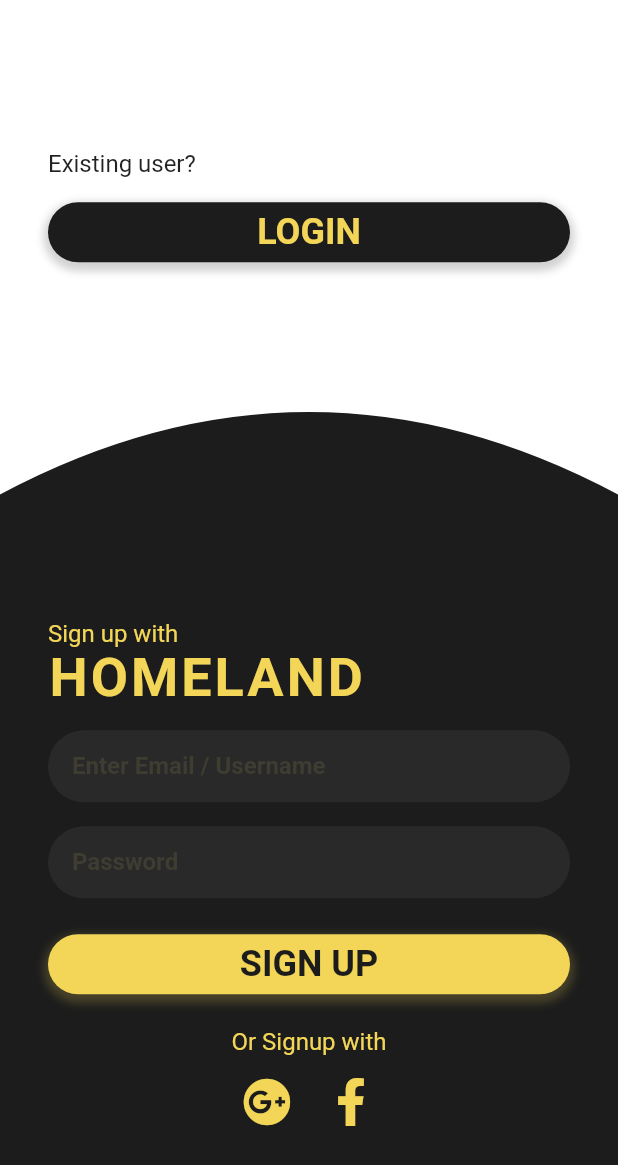
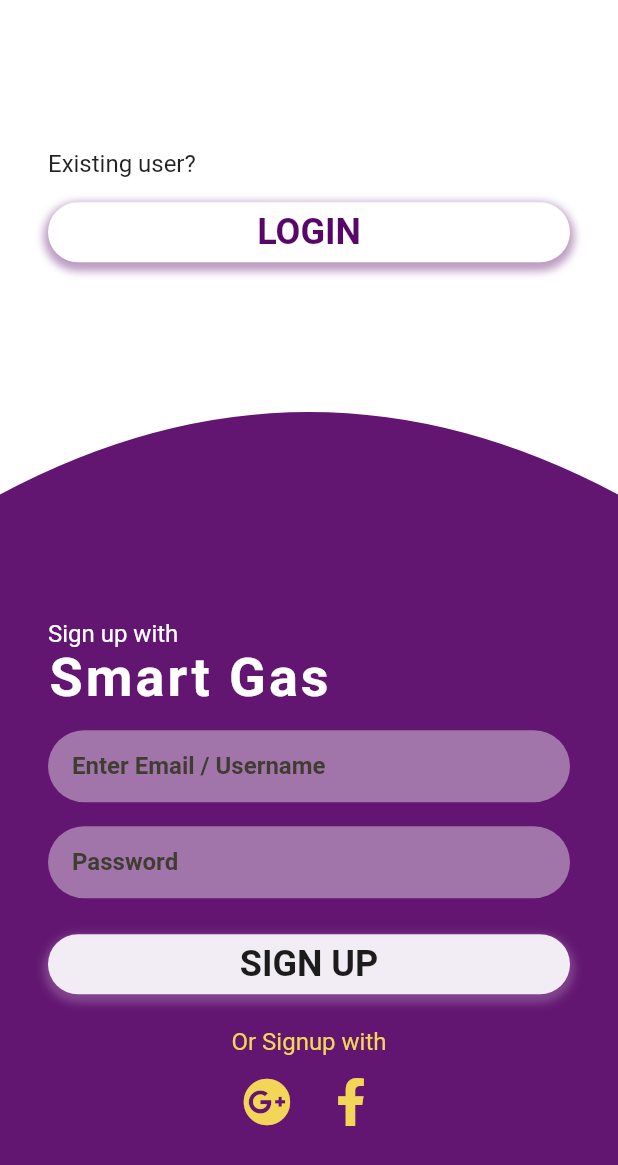
Before and after one commit to Compzool/SmartGas, a Flutter app: the HomePage screen opened by its route, after a tap on "OR", on a phone screen of 412 x 824 dp. Shown: the top 1165 px of the screen. Run offline on Flutter 3.47's test engine with Material 2 defaults, Android fonts, the phone set to English and light mode, and no system bars; our stand-ins replace firebase_auth, firebase_core, flutter_spinkit, fluttericon, get, google_fonts; accounts and stored records are empty; network calls fail.

Commit message:
edit of home page by tamer mingle

```diff
--- a/lib/main.dart
+++ b/lib/main.dart
@@ -5,7 +5,7 @@ import 'package:smartgas/controllers/authentication_controller.dart';
 import 'package:smartgas/pages/home_page.dart';
 import 'package:smartgas/pages/welcome_page.dart';
 
-void main() async{
+void main() async {
   WidgetsFlutterBinding.ensureInitialized();
   await Firebase.initializeApp().then((value) => Get.put(AuthController()));
   runApp(const MyApp());
@@ -23,7 +23,7 @@ class MyApp extends StatelessWidget {
       initialRoute: '/',
       getPages: [
         GetPage(name: '/', page: () => WelcomePage()),
-        GetPage(name: '/home_page', page: ()=> HomePage())
+        GetPage(name: '/home_page', page: () => HomePage())
       ],
     );
   }
--- a/lib/pages/home_page.dart
+++ b/lib/pages/home_page.dart
@@ -11,19 +11,18 @@ class HomePage extends StatefulWidget {
 }
 
 class _HomePageState extends State<HomePage> {
-
   bool login = true;
 
   @override
   Widget build(BuildContext context) {
     return Scaffold(
-      backgroundColor: Color(0xFF1C1C1C),
+      //backgroundColor: Color.fromARGB(255, 28, 28, 28),
+      backgroundColor: Color.fromARGB(239, 88, 6, 104),
       body: SingleChildScrollView(
         child: Column(
           crossAxisAlignment: CrossAxisAlignment.stretch,
           mainAxisAlignment: MainAxisAlignment.center,
           children: <Widget>[
-
             GestureDetector(
               onTap: () {
                 setState(() {
@@ -33,7 +32,9 @@ class _HomePageState extends State<HomePage> {
               child: AnimatedContainer(
                 duration: Duration(milliseconds: 500),
                 curve: Curves.ease,
-                height: login ? MediaQuery.of(context).size.height * 0.6 : MediaQuery.of(context).size.height * 0.4,
+                height: login
+                    ? MediaQuery.of(context).size.height * 0.6
+                    : MediaQuery.of(context).size.height * 0.4,
                 child: CustomPaint(
                   painter: CurvePainter(login),
                   child: Container(
@@ -41,10 +42,9 @@ class _HomePageState extends State<HomePage> {
                     child: Center(
                       child: SingleChildScrollView(
                         child: Padding(
-                          padding: EdgeInsets.symmetric(horizontal: 32, vertical: 16),
-                          child: login
-                          ? Login()
-                          : LoginOption(),
+                          padding: EdgeInsets.symmetric(
+                              horizontal: 32, vertical: 16),
+                          child: login ? Login() : LoginOption(),
                         ),
                       ),
                     ),
@@ -52,7 +52,6 @@ class _HomePageState extends State<HomePage> {
                 ),
               ),
             ),
-
             GestureDetector(
               onTap: () {
                 setState(() {
@@ -62,24 +61,23 @@ class _HomePageState extends State<HomePage> {
               child: AnimatedContainer(
                 duration: Duration(milliseconds: 500),
                 curve: Curves.ease,
-                height: login ? MediaQuery.of(context).size.height * 0.4 : MediaQuery.of(context).size.height * 0.6,
+                height: login
+                    ? MediaQuery.of(context).size.height * 0.4
+                    : MediaQuery.of(context).size.height * 0.6,
                 child: Container(
                     color: Colors.transparent,
                     padding: EdgeInsets.only(top: login ? 55 : 0),
                     child: Center(
                       child: SingleChildScrollView(
                         child: Padding(
-                        padding: EdgeInsets.symmetric(horizontal: 32, vertical: 16),
-                        child: !login
-                        ? SignUp()
-                        : SignUpOption(),
+                          padding: EdgeInsets.symmetric(
+                              horizontal: 32, vertical: 16),
+                          child: !login ? SignUp() : SignUpOption(),
                         ),
                       ),
-                  )
+                    )),
               ),
             ),
-            ),
-
           ],
         ),
       ),
@@ -88,7 +86,6 @@ class _HomePageState extends State<HomePage> {
 }
 
 class CurvePainter extends CustomPainter {
-
   bool outterCurve;
 
   CurvePainter(this.outterCurve);
@@ -102,7 +99,11 @@ class CurvePainter extends CustomPainter {
     Path path = Path();
     path.moveTo(0, 0);
     path.lineTo(0, size.height);
-    path.quadraticBezierTo(size.width * 0.5, outterCurve ? size.height + 110 : size.height - 110, size.width, size.height);
+    path.quadraticBezierTo(
+        size.width * 0.5,
+        outterCurve ? size.height + 110 : size.height - 110,
+        size.width,
+        size.height);
     path.lineTo(size.width, 0);
     path.close();
 
--- a/lib/pages/login_option.dart
+++ b/lib/pages/login_option.dart
@@ -7,7 +7,6 @@ class LoginOption extends StatelessWidget {
       crossAxisAlignment: CrossAxisAlignment.stretch,
       mainAxisAlignment: MainAxisAlignment.center,
       children: <Widget>[
-
         Text(
           "Existing user?",
           style: TextStyle(
@@ -18,35 +17,63 @@ class LoginOption extends StatelessWidget {
         SizedBox(
           height: 16,
         ),
-
         Container(
           height: 40,
           decoration: BoxDecoration(
-            color: Color(0xFF1C1C1C),
+            //color: Color(0xFF1C1C1C),
+            color: Colors.white,
             borderRadius: BorderRadius.all(
               Radius.circular(25),
             ),
             boxShadow: [
               BoxShadow(
-                color: Color(0xFF1C1C1C).withOpacity(0.2),
+                //color: Color(0xFF1C1C1C).withOpacity(0.2),
+                color: Color.fromARGB(123, 88, 6, 104).withOpacity(0.4),
                 spreadRadius: 3,
                 blurRadius: 4,
                 offset: Offset(0, 3),
               ),
             ],
           ),
-          child:  Center(
+          child: Center(
             child: Text(
               "LOGIN",
               style: TextStyle(
                 fontSize: 24,
                 fontWeight: FontWeight.bold,
-                color: Color(0xFFF3D657),
+                //color: Color(0xFFF3D657),
+                color: Color.fromARGB(255, 88, 6, 104),
               ),
             ),
           ),
         ),
-
+        // Container(
+        //   height: 40,
+        //   decoration: BoxDecoration(
+        //     color: Color(0xFF1C1C1C),
+        //     borderRadius: BorderRadius.all(
+        //       Radius.circular(25),
+        //     ),
+        //     boxShadow: [
+        //       BoxShadow(
+        //         color: Color(0xFF1C1C1C).withOpacity(0.2),
+        //         spreadRadius: 3,
+        //         blurRadius: 4,
+        //         offset: Offset(0, 3),
+        //       ),
+        //     ],
+        //   ),
+        //   child:  Center(
+        //     child: Text(
+        //       "LOGIN",
+        //       style: TextStyle(
+        //         fontSize: 24,
+        //         fontWeight: FontWeight.bold,
+        //         color: Color(0xFFF3D657),
+        //       ),
+        //     ),
+        //   ),
+        // ),
       ],
     );
   }
--- a/lib/pages/login_page.dart
+++ b/lib/pages/login_page.dart
@@ -1,57 +1,84 @@
 import 'package:flutter/material.dart';
 import 'package:smartgas/controllers/authentication_controller.dart';
+
 var emailController = TextEditingController();
 var passwordController = TextEditingController();
+
 class Login extends StatelessWidget {
-
-
   @override
   Widget build(BuildContext context) {
     return Column(
       crossAxisAlignment: CrossAxisAlignment.stretch,
       mainAxisAlignment: MainAxisAlignment.center,
       children: <Widget>[
-
         Text(
           "Welcome to",
           style: TextStyle(
             fontSize: 16,
-            color: Color(0xFF1C1C1C),
+            //color: Color(0xFF1C1C1C),
+            color: Color.fromARGB(255, 87, 6, 104),
             height: 2,
           ),
         ),
-
+        //Color.fromARGB(255, 87, 6, 104)
+        //Color.fromARGB(255, 5, 12, 110)
         Text(
-          "HOMELAND",
+          "Smart Gas",
           style: TextStyle(
             fontSize: 36,
             fontWeight: FontWeight.bold,
-            color: Color(0xFF1C1C1C),
+            //color: Color(0xFF1C1C1C),
+            color: Color.fromARGB(255, 87, 6, 104),
             letterSpacing: 2,
             height: 1,
           ),
         ),
-
         Text(
           "Please login to continue",
           style: TextStyle(
             fontSize: 16,
-            color: Color(0xFF1C1C1C),
+            //color: Color(0xFF1C1C1C),
+            color: Color.fromARGB(255, 87, 6, 104),
             height: 1,
           ),
         ),
-
         SizedBox(
           height: 16,
         ),
-
         TextField(
           controller: emailController,
           decoration: InputDecoration(
             hintText: 'Email / Username',
             hintStyle: TextStyle(
               fontSize: 16,
-              color: Color(0xFFD9BC43),
+              color: Color.fromARGB(83, 18, 32, 230),
+              fontWeight: FontWeight.bold,
+            ),
+
+            border: OutlineInputBorder(
+              borderRadius: BorderRadius.circular(25),
+              borderSide: BorderSide(
+                width: 0,
+                style: BorderStyle.none,
+              ),
+            ),
+            filled: true,
+            //fillColor: Color(0xFFECCB45),
+            fillColor: Color.fromARGB(123, 88, 6, 104),
+            contentPadding: EdgeInsets.symmetric(horizontal: 16, vertical: 0),
+          ),
+        ),
+        SizedBox(
+          height: 16,
+        ),
+        TextField(
+          controller: passwordController,
+          obscureText: true,
+          decoration: InputDecoration(
+            hintText: 'Password',
+            hintStyle: TextStyle(
+              fontSize: 16,
+              color: Color.fromARGB(83, 18, 32, 230),
               fontWeight: FontWeight.bold,
             ),
             border: OutlineInputBorder(
@@ -62,89 +89,63 @@ class Login extends StatelessWidget {
               ),
             ),
             filled: true,
-            fillColor: Color(0xFFECCB45),
+            //fillColor: Color(0xFFECCB45),
+            fillColor: Color.fromARGB(123, 88, 6, 104),
             contentPadding: EdgeInsets.symmetric(horizontal: 16, vertical: 0),
           ),
         ),
-
-        SizedBox(
-          height: 16,
-        ),
-
-        TextField(
-          controller: passwordController,
-          obscureText: true,
-          decoration: InputDecoration(
-            hintText: 'Password',
-            hintStyle: TextStyle(
-              fontSize: 16,
-              color: Color(0xFFD9BC43),
-              fontWeight: FontWeight.bold,
-            ),
-            border: OutlineInputBorder(
-              borderRadius: BorderRadius.circular(25),
-              borderSide: BorderSide(
-                width: 0,
-                style: BorderStyle.none,
-              ),
-            ),
-            filled: true,
-            fillColor: Color(0xFFECCB45),
-            contentPadding: EdgeInsets.symmetric(horizontal: 16, vertical: 0),
-          ),
-        ),
-
         SizedBox(
           height: 24,
         ),
-
         GestureDetector(
-          onTap: (){
-            AuthController.instance.Login(emailController.text.trim(), passwordController.text.trim());
+          onTap: () {
+            AuthController.instance.Login(
+                emailController.text.trim(), passwordController.text.trim());
           },
           child: Container(
             height: 40,
             decoration: BoxDecoration(
-              color: Color(0xFF1C1C1C),
+              //color: Color(0xFF1C1C1C),
+              color: Colors.white,
               borderRadius: BorderRadius.all(
                 Radius.circular(25),
               ),
               boxShadow: [
                 BoxShadow(
-                  color: Color(0xFF1C1C1C).withOpacity(0.2),
+                  //color: Color(0xFF1C1C1C).withOpacity(0.2),
+                  color: Color.fromARGB(123, 88, 6, 104).withOpacity(0.4),
                   spreadRadius: 3,
                   blurRadius: 4,
                   offset: Offset(0, 3),
                 ),
               ],
             ),
-            child:  Center(
+            child: Center(
               child: Text(
                 "LOGIN",
                 style: TextStyle(
                   fontSize: 24,
                   fontWeight: FontWeight.bold,
-                  color: Color(0xFFF3D657),
+                  //color: Color(0xFFF3D657),
+                  color: Color.fromARGB(255, 88, 6, 104),
                 ),
               ),
             ),
           ),
         ),
-
         SizedBox(
           height: 16,
         ),
-
         Text(
           "FORGOT PASSWORD?",
           style: TextStyle(
             fontSize: 18,
             fontWeight: FontWeight.bold,
-            color: Color(0xFF1C1C1C),
+            //color: Color(0xFF1C1C1C),
+            color: Color.fromARGB(234, 88, 6, 104),
             height: 1,
           ),
         ),
-
       ],
     );
   }
--- a/lib/pages/signup_option.dart
+++ b/lib/pages/signup_option.dart
@@ -1,57 +1,67 @@
 import 'package:flutter/material.dart';
 
 class SignUpOption extends StatelessWidget {
-
   @override
   Widget build(BuildContext context) {
     return Column(
       crossAxisAlignment: CrossAxisAlignment.stretch,
       mainAxisAlignment: MainAxisAlignment.center,
       children: <Widget>[
-
         Text(
           "OR",
           textAlign: TextAlign.center,
           style: TextStyle(
-            fontSize: 24,
-            fontWeight: FontWeight.bold,
-            height: 1,
-            color: Color(0xFFF3D657),
-          ),
+              fontSize: 24,
+              fontWeight: FontWeight.bold,
+              height: 1,
+              //color: Color(0xFFF3D657),
+              color: Colors.white,
+              shadows: [
+                // Shadow(
+                //   offset: Offset(10.0, 10.0),
+                //   blurRadius: 3.0,
+                //   color: Colors.white,
+                // ),
+                Shadow(
+                  offset: Offset(0.0, 1.0),
+                  blurRadius: 8.0,
+                  color: Colors.white,
+                ),
+              ]),
         ),
-
         SizedBox(
           height: 24,
         ),
-
         Container(
           height: 40,
           decoration: BoxDecoration(
-            color: Color(0xFFF3D657),
+            //color: Color(0xFFF3D657),
+            color: Colors.white,
             borderRadius: BorderRadius.all(
               Radius.circular(25),
             ),
             boxShadow: [
               BoxShadow(
-                color: Color(0xFFF3D657).withOpacity(0.2),
+                //color: Color(0xFFF3D657).withOpacity(0.25),
+                color: Colors.white.withOpacity(0.2),
                 spreadRadius: 3,
                 blurRadius: 4,
                 offset: Offset(0, 3),
               ),
             ],
           ),
-          child:  Center(
+          child: Center(
             child: Text(
               "SIGN UP",
               style: TextStyle(
                 fontSize: 24,
                 fontWeight: FontWeight.bold,
-                color: Color(0xFF1C1C1C),
+                //color: Color(0xFF1C1C1C),
+                color: Color.fromARGB(221, 88, 6, 104),
               ),
             ),
           ),
         ),
-
       ],
     );
   }
--- a/lib/pages/signup_page.dart
+++ b/lib/pages/signup_page.dart
@@ -4,39 +4,37 @@ import 'package:smartgas/controllers/authentication_controller.dart';
 
 var emailController = TextEditingController();
 var passwordController = TextEditingController();
+
 class SignUp extends StatelessWidget {
-
   @override
   Widget build(BuildContext context) {
     return Column(
       crossAxisAlignment: CrossAxisAlignment.stretch,
       mainAxisAlignment: MainAxisAlignment.center,
       children: <Widget>[
-
         Text(
           "Sign up with",
           style: TextStyle(
             fontSize: 16,
-            color: Color(0xFFF3D657),
+            //color: Color(0xFFF3D657),
+            color: Colors.white,
             height: 2,
           ),
         ),
-
         Text(
-          "HOMELAND",
+          "Smart Gas",
           style: TextStyle(
             fontSize: 36,
             fontWeight: FontWeight.bold,
-            color: Color(0xFFF3D657),
+            //color: Color(0xFFF3D657),
+            color: Colors.white,
             letterSpacing: 2,
             height: 1,
           ),
         ),
-
         SizedBox(
           height: 16,
         ),
-
         TextField(
           controller: emailController,
           decoration: InputDecoration(
@@ -54,15 +52,14 @@ class SignUp extends StatelessWidget {
               ),
             ),
             filled: true,
-            fillColor: Colors.grey.withOpacity(0.1),
+            //fillColor: Colors.grey.withOpacity(0.1),
+            fillColor: Colors.white.withOpacity(0.4),
             contentPadding: EdgeInsets.symmetric(horizontal: 16, vertical: 0),
           ),
         ),
-
         SizedBox(
           height: 16,
         ),
-
         TextField(
           controller: passwordController,
           decoration: InputDecoration(
@@ -80,35 +77,39 @@ class SignUp extends StatelessWidget {
               ),
             ),
             filled: true,
-            fillColor: Colors.grey.withOpacity(0.1),
+            //fillColor: Colors.grey.withOpacity(0.1),
+            fillColor: Colors.white.withOpacity(0.4),
             contentPadding: EdgeInsets.symmetric(horizontal: 16, vertical: 0),
           ),
         ),
-
         SizedBox(
           height: 24,
         ),
-
         Container(
           height: 40,
           decoration: BoxDecoration(
-            color: Color(0xFFF3D657),
+            //color: Color(0xFFF3D657),
+            color: Colors.white.withOpacity(0.9),
             borderRadius: BorderRadius.all(
               Radius.circular(25),
             ),
             boxShadow: [
               BoxShadow(
-                color: Color(0xFFF3D657).withOpacity(0.2),
+                //color: Color(0xFFF3D657).withOpacity(0.2),
+                color: Colors.white.withOpacity(0.2),
                 spreadRadius: 3,
                 blurRadius: 4,
                 offset: Offset(0, 3),
               ),
             ],
           ),
-          child:  Center(
+          child: Center(
             child: TextButton(
-              style: TextButton.styleFrom(padding: EdgeInsets.only(left: 120, right: 120),),
-              onPressed: () =>  AuthController.instance.register(emailController.text.trim(), passwordController.text.trim()),
+              style: TextButton.styleFrom(
+                padding: EdgeInsets.only(left: 120, right: 120),
+              ),
+              onPressed: () => AuthController.instance.register(
+                  emailController.text.trim(), passwordController.text.trim()),
               child: Text(
                 "SIGN UP",
                 style: TextStyle(
@@ -120,11 +121,9 @@ class SignUp extends StatelessWidget {
             ),
           ),
         ),
-
         SizedBox(
           height: 24,
         ),
-
         Text(
           "Or Signup with",
           textAlign: TextAlign.center,
@@ -134,34 +133,27 @@ class SignUp extends StatelessWidget {
             height: 1,
           ),
         ),
-
         SizedBox(
           height: 16,
         ),
-
         Row(
           mainAxisAlignment: MainAxisAlignment.center,
           children: <Widget>[
-
             Icon(
               FontAwesome5.google_plus,
               size: 32,
               color: Color(0xFFF3D657),
             ),
-
             SizedBox(
               width: 24,
             ),
-
             Icon(
               FontAwesome5.facebook_f,
               size: 32,
               color: Color(0xFFF3D657),
             ),
-
           ],
         )
-
       ],
     );
   }
```
Also changed, not shown: lib/pages/welcome_page.dart (+57 -26 lines), lib/widgets/getin_glowing_button.dart (added, +109 -0 lines), lib/widgets/spin_animation.dart (+6 -3 lines). Lines whose indentation alone changed are shown as unchanged.
